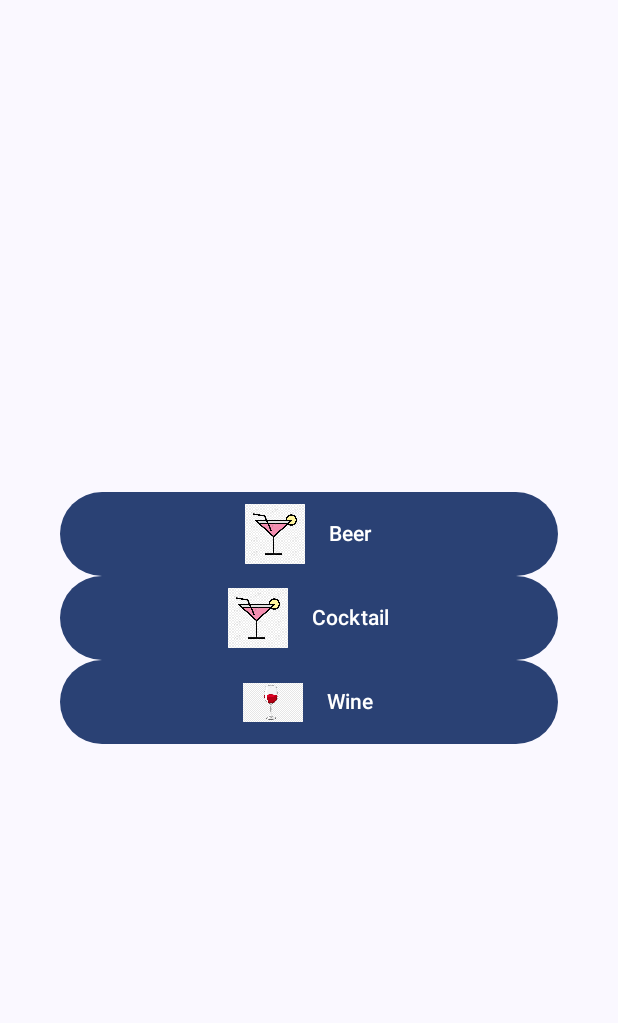
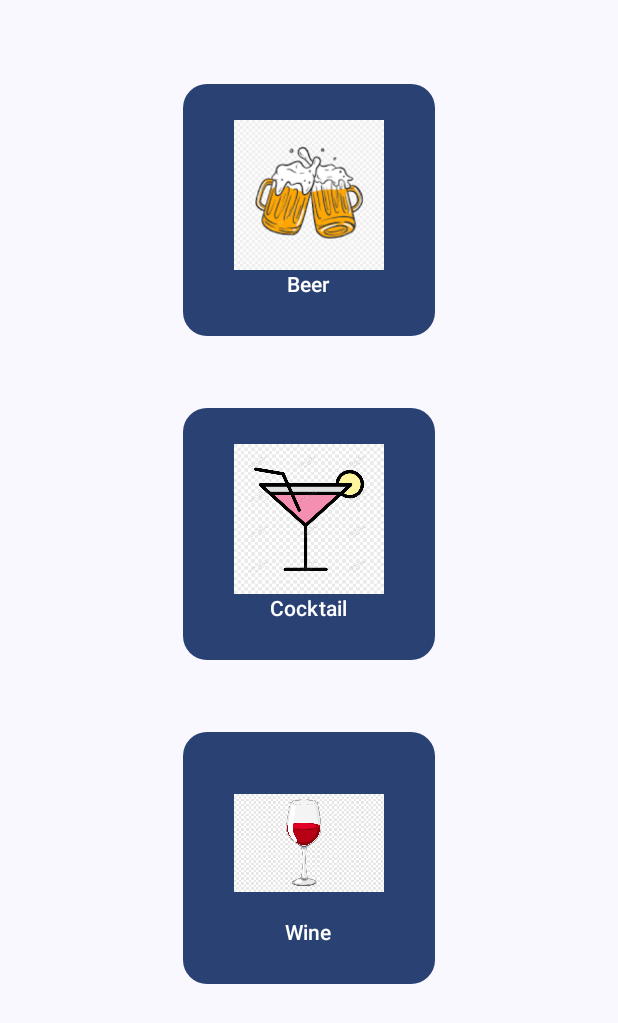
Before and after one commit to hugomdinis/TrabalhoFinalPA, an Android app built with Jetpack Compose: the screen it shows after launch (MainActivity), on a phone screen of 412 x 824 dp. Shown: the top 1023 px of the screen. Run offline under Robolectric (Android 15) with nearby library versions, the phone set to English and light mode, and no system bars.

Commit message:
Adicionar um DataClass para as bebidas e modificações no layout dos botões

```diff
--- /dev/null
+++ b/app/src/main/java/com/example/trabalhofinalpa/Data/Drink.kt
@@ -0,0 +1,30 @@
+package com.example.trabalhofinalpa.Data
+
+import com.example.trabalhofinalpa.R
+
+data class Drink(val name: String, val imageRes: Int){
+
+
+    // foi usado um companion object para o ser de facil acesso e ficar interligado com a data class
+    companion object {
+        val drinks = listOf(
+            Drink("Beer", R.drawable.beer),
+            Drink("Cocktail", R.drawable.cocktail),
+            Drink("Wine", R.drawable.wine),
+            /*Drink("Martini", R.drawable.martini),
+            Drink("Margarita", R.drawable.margarita),
+            Drink("Whiskey", R.drawable.whiskey),
+            Drink("Mojito", R.drawable.mojito),
+            Drink("Tequila", R.drawable.tequila),
+            Drink("Gin Tonic", R.drawable.gin_tonic),
+            Drink("Rum", R.drawable.rum),
+            Drink("Vodka", R.drawable.vodka),
+            Drink("Champagne", R.drawable.champagne),
+            Drink("Sangria", R.drawable.sangria),
+            Drink("Cider", R.drawable.cider),
+            Drink("Bloody Mary", R.drawable.bloody_mary),
+            Drink("Brandy", R.drawable.brandy),
+            Drink("Absinthe", R.drawable.absinthe)*/
+        )
+    }
+}
--- a/app/src/main/java/com/example/trabalhofinalpa/MainActivity.kt
+++ b/app/src/main/java/com/example/trabalhofinalpa/MainActivity.kt
@@ -7,7 +7,6 @@ import androidx.activity.enableEdgeToEdge
 import androidx.compose.foundation.Image
 import androidx.compose.foundation.layout.Arrangement
 import androidx.compose.foundation.layout.Column
-import androidx.compose.foundation.layout.Row
 import androidx.compose.foundation.layout.Spacer
 import androidx.compose.foundation.layout.fillMaxSize
 import androidx.compose.foundation.layout.padding
@@ -15,8 +14,7 @@ import androidx.compose.foundation.layout.size
 import androidx.compose.foundation.layout.width
 import androidx.compose.foundation.lazy.LazyColumn
 import androidx.compose.foundation.lazy.items
-import androidx.compose.foundation.rememberScrollState
-import androidx.compose.foundation.verticalScroll
+import androidx.compose.foundation.shape.RoundedCornerShape
 import androidx.compose.material3.Button
 import androidx.compose.material3.Surface
 import androidx.compose.material3.Text
@@ -26,6 +24,8 @@ import androidx.compose.ui.Modifier
 import androidx.compose.ui.res.painterResource
 import androidx.compose.ui.tooling.preview.Preview
 import androidx.compose.ui.unit.dp
+import com.example.trabalhofinalpa.Data.Drink
+import com.example.trabalhofinalpa.Data.Drink.Companion.drinks
 import com.example.trabalhofinalpa.ui.theme.TrabalhoFinalPATheme
 
 class MainActivity : ComponentActivity() {
@@ -45,19 +45,12 @@ class MainActivity : ComponentActivity() {
 
     @Composable
     fun NightOutLayout() {
-
-        val drinks = listOf(
-            Drink("Beer", R.drawable.cocktail),
-            Drink("Cocktail", R.drawable.cocktail),
-            Drink("Wine", R.drawable.wine),
-        )
-
         LazyColumn (
             modifier = Modifier
                 .padding(40.dp)
                 .fillMaxSize(),
             horizontalAlignment = Alignment.CenterHorizontally,
-            verticalArrangement = Arrangement.Center
+            verticalArrangement = Arrangement.spacedBy(16.dp)
         ){
             items(drinks) {drink ->
                 DrinkButton(drink)
@@ -69,21 +62,25 @@ class MainActivity : ComponentActivity() {
     fun DrinkButton(drink: Drink) {
         Button(
             onClick = { /*TODO*/ },
-            modifier = Modifier.fillMaxSize()
+            modifier = Modifier
+                .size(200.dp)
+                .padding(16.dp),
+            shape = RoundedCornerShape(16.dp)
         ) {
-            Row (verticalAlignment = Alignment.CenterVertically){
+            Column (
+                horizontalAlignment = Alignment.CenterHorizontally,
+                verticalArrangement = Arrangement.Center
+            ){
                 Image(
                     painter = painterResource(id = drink.imageRes),
                     contentDescription = drink.name,
-                    modifier = Modifier.size(40.dp)
+                    modifier = Modifier.size(100.dp)
                 )
                 Spacer(modifier = Modifier.width(16.dp))
                 Text(text = drink.name)
             }
         }
     }
-
-    data class Drink(val name: String, val imageRes: Int)
 
     @Preview(showBackground = true)
     @Composable
```
